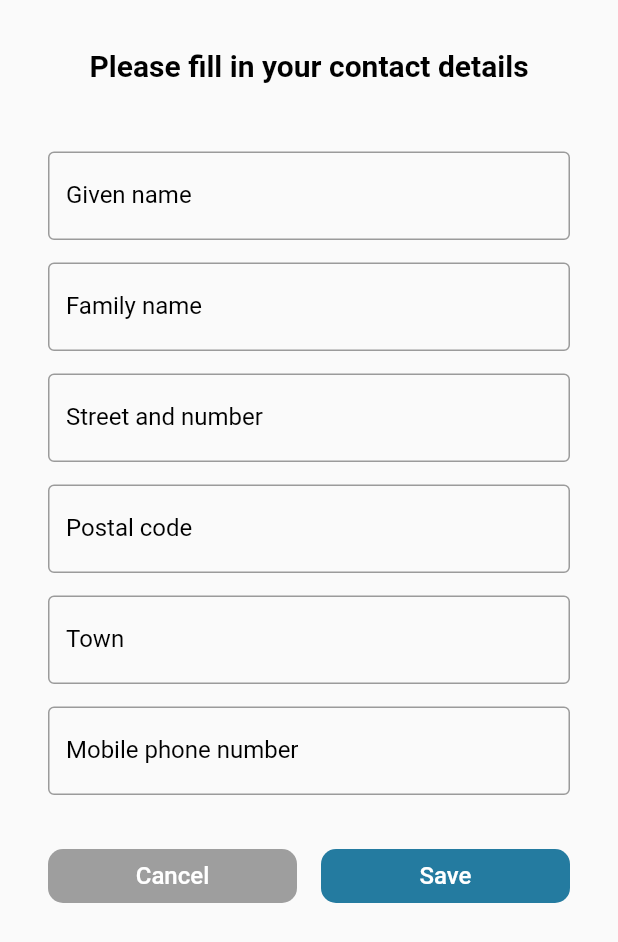
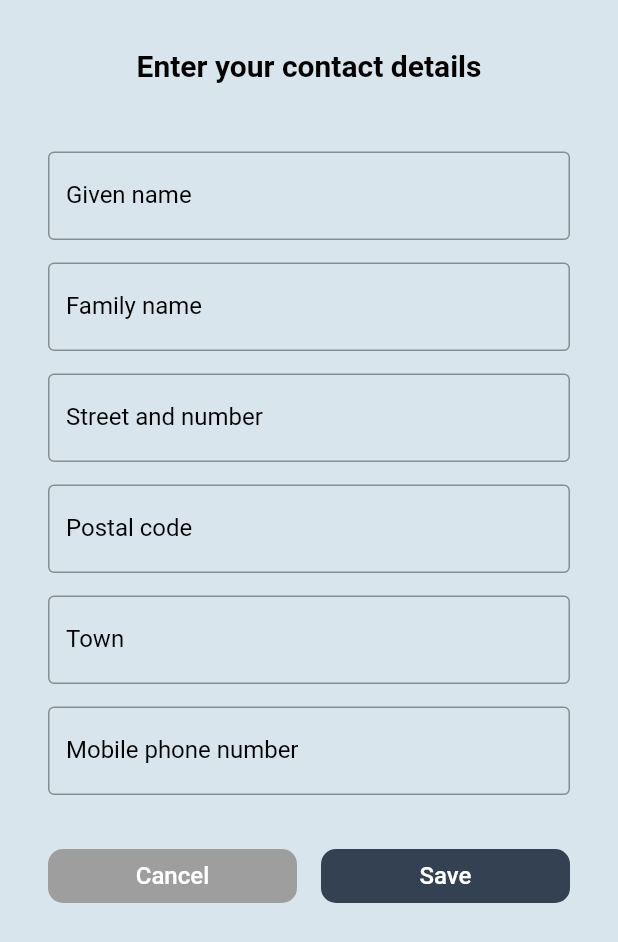
Before and after one commit to v1lling/access-frontend, a Flutter app: the CheckInView screen opened directly, after a tap on "Unknown", on a phone screen of 412 x 824 dp. Shown: the top 942 px of the screen. Run offline on Flutter 3.47's test engine with Material 2 defaults, Android fonts, the phone set to English and light mode, and no system bars; our stand-ins replace equatable, firebase_dynamic_links, flutter_datetime_picker, flutter_phoenix, get_it, shared_preferences and 4 more; missing offline and left inert: animated_check, flutter_nfc_plugin; accounts and stored records are empty; generated files the repository leaves out were written again; Roboto replaces fonts that are missing (Montserrat).

Commit message:
Design improvements

```diff
--- a/lib/l10n/app_de.arb
+++ b/lib/l10n/app_de.arb
@@ -16,6 +16,7 @@
     "cancel": "Abbrechen",
 
     "checkin": "Check-In",
-    "checkout_time": "Anwesend bis:"
+    "checkout_time": "Anwesend bis:",
+    "checkedin": "Checked In"
 
 }
--- a/lib/l10n/app_en.arb
+++ b/lib/l10n/app_en.arb
@@ -1,7 +1,7 @@
 {
     "landing": "Tap to Scan",
 
-    "userinfo_headline": "Please fill in your contact details",
+    "userinfo_headline": "Enter your contact details",
 
     "userinfo": "Contact details:",
     "givenname": "Given name",
@@ -16,7 +16,7 @@
     "cancel": "Cancel",
 
     "checkin": "Check-In",
-    "checkout_time": "Present until:"
-
+    "checkout_time": "Present until:",
+    "checkedin": "Checked In"
 
 }
--- a/lib/services/theme_service.dart
+++ b/lib/services/theme_service.dart
@@ -39,8 +39,10 @@ class ThemeService extends ChangeNotifier {
   static final ThemeData darkTheme = ThemeData.dark();
 
   static final ThemeData lightTheme = ThemeData.light().copyWith(
-    primaryColor: Color(0xff247ba0),
-    highlightColor: Colors.green, //Color(0xff02c39a),
+    primaryColor: Colors.white,
+    canvasColor: Color(0xff334152), //Color(0xff009b91),
+    highlightColor: Color(0xff009b91),
+    scaffoldBackgroundColor: Color(0xffd9e5ec),
     textTheme: TextTheme(
         button: const TextStyle(
             fontSize: 16, fontFamily: 'Montserrat', color: Colors.white),
--- a/lib/ui/views/checkin/checkin_view.dart
+++ b/lib/ui/views/checkin/checkin_view.dart
@@ -1,24 +1,43 @@
 import 'package:access/ui/views/checkin/checkin_viewmodel.dart';
+import 'package:animated_check/animated_check.dart';
 import 'package:flutter/material.dart';
 import 'package:intl/intl.dart';
 import 'package:stacked/stacked.dart';
 import 'package:flutter_gen/gen_l10n/app_localizations.dart';
 
-class CheckInView extends StatelessWidget {
-  CheckInView({this.roomId});
+class CheckInView extends StatefulWidget {
+  final String? roomId;
+  CheckInView({String? roomId}) : roomId = roomId;
+  @override
+  _CheckInViewState createState() => new _CheckInViewState(roomId);
+}
+
+class _CheckInViewState extends State<CheckInView>
+    with SingleTickerProviderStateMixin {
+  _CheckInViewState(this.roomId);
 
   final String? roomId;
+  late Animation<double> _animation = new Tween<double>(begin: 0, end: 1)
+      .animate(new CurvedAnimation(
+          parent: _animationController, curve: Curves.easeInOutCirc));
+  late AnimationController _animationController =
+      _animationController = AnimationController(
+    duration: Duration(seconds: 1),
+    vsync: this,
+  );
+
   @override
   Widget build(BuildContext context) {
     Size size = MediaQuery.of(context).size;
-
+    _animation = new Tween<double>(begin: 0, end: 1).animate(
+        new CurvedAnimation(
+            parent: _animationController, curve: Curves.easeInOutCirc));
     return ViewModelBuilder<CheckInViewModel>.reactive(
         builder: (BuildContext context, CheckInViewModel model,
                 Widget? child) =>
             Scaffold(
               body: SafeArea(
                 child: Container(
-                  color: Theme.of(context).highlightColor,
                   child: Column(
                     mainAxisAlignment: MainAxisAlignment.start,
                     mainAxisSize: MainAxisSize.max,
@@ -48,23 +67,26 @@ class CheckInView extends StatelessWidget {
                           )),
                       Expanded(
                         child: Container(
+                          alignment: Alignment.center,
                           width: size.width,
                           padding: const EdgeInsets.only(
                               top: 16, bottom: 32, left: 24, right: 24),
-                          decoration: BoxDecoration(
+                          /*decoration: BoxDecoration(
                             color: Colors.white,
-                            /*
+
                               borderRadius: BorderRadius.only(
                                   topRight: Radius.circular(36),
-                                  topLeft: Radius.circular(36))*/
-                          ),
-                          child: Column(
+                                  topLeft: Radius.circular(36))
+                          ),*/
+                          child: !model.isCheckedIn! && !model.isLoading!
+                              ? Column(
                                   mainAxisAlignment: MainAxisAlignment.center,
                                   mainAxisSize: MainAxisSize.max,
                                   children: [
                                     Expanded(
                                       child: Column(
-                                  mainAxisAlignment: MainAxisAlignment.center,
+                                        mainAxisAlignment:
+                                            MainAxisAlignment.center,
                                         children: [
                                           Row(
                                             mainAxisAlignment:
@@ -80,7 +102,8 @@ class CheckInView extends StatelessWidget {
                                                 style: TextButton.styleFrom(
                                                   minimumSize: Size.zero,
                                                   padding: EdgeInsets.zero,
-                                            tapTargetSize: MaterialTapTargetSize
+                                                  tapTargetSize:
+                                                      MaterialTapTargetSize
                                                           .shrinkWrap,
                                                 ),
                                                 onPressed: () {
@@ -97,7 +120,8 @@ class CheckInView extends StatelessWidget {
                                                         model.userService.user!
                                                                 .givenname ??
                                                             "Unknown",
-                                                  style: Theme.of(context)
+                                                        style: Theme
+                                                                .of(context)
                                                             .textTheme
                                                             .headline1!
                                                             .copyWith(
@@ -106,11 +130,21 @@ class CheckInView extends StatelessWidget {
                                                                             .user!
                                                                             .givenname !=
                                                                         null
-                                                              ? Colors.blue
-                                                              : Colors.red)),
+                                                                    ? Theme.of(
+                                                                            context)
+                                                                        .canvasColor
+                                                                    : Colors
+                                                                        .red)),
                                                     SizedBox(width: 4),
                                                     Icon(Icons.edit,
-                                                  color: Colors.blue)
+                                                        color: model
+                                                                    .userService
+                                                                    .user!
+                                                                    .givenname !=
+                                                                null
+                                                            ? Theme.of(context)
+                                                                .canvasColor
+                                                            : Colors.red)
                                                   ],
                                                 ),
                                               ),
@@ -132,27 +166,33 @@ class CheckInView extends StatelessWidget {
                                                 style: TextButton.styleFrom(
                                                   minimumSize: Size.zero,
                                                   padding: EdgeInsets.zero,
-                                            tapTargetSize: MaterialTapTargetSize
+                                                  tapTargetSize:
+                                                      MaterialTapTargetSize
                                                           .shrinkWrap,
                                                 ),
                                                 onPressed: () {
-                                            model.selectCheckOutTime(context);
+                                                  model.selectCheckOutTime(
+                                                      context);
                                                 },
                                                 child: Row(
                                                   mainAxisAlignment:
                                                       MainAxisAlignment.center,
                                                   children: [
                                                     Text(
-                                                  DateFormat('kk:mm').format(
-                                                      model.checkOutTime!),
+                                                        DateFormat('kk:mm')
+                                                            .format(model
+                                                                .checkOutTime!),
                                                         style: Theme.of(context)
                                                             .textTheme
                                                             .headline1!
                                                             .copyWith(
-                                                          color: Colors.blue)),
+                                                                color: Theme.of(
+                                                                        context)
+                                                                    .canvasColor)),
                                                     SizedBox(width: 4),
                                                     Icon(Icons.edit,
-                                                  color: Colors.blue)
+                                                        color: Theme.of(context)
+                                                            .canvasColor)
                                                   ],
                                                 ),
                                               ),
@@ -175,7 +215,8 @@ class CheckInView extends StatelessWidget {
                                                 children: [
                                                   Icon(Icons.check_circle),
                                                   SizedBox(width: 8),
-                                            Text(AppLocalizations.of(context)!
+                                                  Text(AppLocalizations.of(
+                                                          context)!
                                                       .checkin),
                                                 ],
                                               ),
@@ -186,21 +227,58 @@ class CheckInView extends StatelessWidget {
                                                   backgroundColor: model
                                                           .userService.user!
                                                           .isUserInfoComplete()
-                                                ? MaterialStateProperty.all<
-                                                    Color>(Colors.green)
+                                                      ? MaterialStateProperty.all<Color>(
+                                                          Theme.of(context)
+                                                              .highlightColor)
                                                       : MaterialStateProperty.all<
                                                           Color>(Colors.grey)),
                                               onPressed: model.userService.user!
                                                       .isUserInfoComplete()
-                                            ? model.checkInUser
+                                                  ? () {
+                                                      model.checkInUser(
+                                                          _animationController);
+                                                    }
                                                   : null),
                                         ),
                                       ),
                                     )
                                   ],
+                                )
+                              : Column(
+                                  mainAxisAlignment: MainAxisAlignment.center,
+                                  children: [
+                                    Container(
+                                      decoration: new BoxDecoration(
+                                        color: Colors.transparent,
+                                        shape: BoxShape.circle,
+                                        border: new Border.all(
+                                          color:
+                                              Theme.of(context).highlightColor,
+                                          width: 10,
                                         ),
                                       ),
-                      )
+                                      width: size.width / 2,
+                                      height: size.width / 2,
+                                      alignment: Alignment.center,
+                                      child: model.isLoading!
+                                          ? Container()
+                                          : AnimatedCheck(
+                                              progress: _animation,
+                                              color: Theme.of(context)
+                                                  .highlightColor,
+                                              size: size.width / 2,
+                                            ),
+                                    ),
+                                    SizedBox(height: 30),
+                                    Text(
+                                      AppLocalizations.of(context)!.checkedin,
+                                      style:
+                                          Theme.of(context).textTheme.headline1,
+                                    ),
+                                  ],
+                                ),
+                        ),
+                      ),
                     ],
                   ),
                 ),
--- a/lib/ui/views/userinfo_view.dart/userinfo_view.dart
+++ b/lib/ui/views/userinfo_view.dart/userinfo_view.dart
@@ -63,7 +63,7 @@ class UserInfoView extends StatelessWidget {
                                               .textTheme
                                               .bodyText2,
                                           focusColor:
-                                              Theme.of(context).primaryColor,
+                                              Theme.of(context).canvasColor,
                                           labelText:
                                               AppLocalizations.of(context)!
                                                   .givenname,
@@ -76,7 +76,7 @@ class UserInfoView extends StatelessWidget {
                                           focusedBorder: OutlineInputBorder(
                                             borderSide: BorderSide(
                                                 color: Theme.of(context)
-                                                    .primaryColor),
+                                                    .canvasColor),
                                           ),
                                         ),
                                         validator: (value) {
@@ -99,7 +99,7 @@ class UserInfoView extends StatelessWidget {
                                             .bodyText1,
                                         decoration: InputDecoration(
                                           focusColor:
-                                              Theme.of(context).primaryColor,
+                                              Theme.of(context).canvasColor,
                                           labelText:
                                               AppLocalizations.of(context)!
                                                   .familyname,
@@ -112,7 +112,7 @@ class UserInfoView extends StatelessWidget {
                                           focusedBorder: OutlineInputBorder(
                                             borderSide: BorderSide(
                                                 color: Theme.of(context)
-                                                    .primaryColor),
+                                                    .canvasColor),
                                           ),
                                         ),
                                         validator: (value) {
@@ -135,7 +135,7 @@ class UserInfoView extends StatelessWidget {
                                             .bodyText1,
                                         decoration: InputDecoration(
                                           focusColor:
-                                              Theme.of(context).primaryColor,
+                                              Theme.of(context).canvasColor,
                                           labelText:
                                               AppLocalizations.of(context)!
                                                   .street,
@@ -148,7 +148,7 @@ class UserInfoView extends StatelessWidget {
                                           focusedBorder: OutlineInputBorder(
                                             borderSide: BorderSide(
                                                 color: Theme.of(context)
-                                                    .primaryColor),
+                                                    .canvasColor),
                                           ),
                                         ),
                                         validator: (value) {
@@ -171,7 +171,7 @@ class UserInfoView extends StatelessWidget {
                                             .bodyText1,
                                         decoration: InputDecoration(
                                           focusColor:
-                                              Theme.of(context).primaryColor,
+                                              Theme.of(context).canvasColor,
                                           labelText:
                                               AppLocalizations.of(context)!
                                                   .postalcode,
@@ -184,7 +184,7 @@ class UserInfoView extends StatelessWidget {
                                           focusedBorder: OutlineInputBorder(
                                             borderSide: BorderSide(
                                                 color: Theme.of(context)
-                                                    .primaryColor),
+                                                    .canvasColor),
                                           ),
                                         ),
                                         validator: (value) {
@@ -207,7 +207,7 @@ class UserInfoView extends StatelessWidget {
                                             .bodyText1,
                                         decoration: InputDecoration(
                                           focusColor:
-                                              Theme.of(context).primaryColor,
+                                              Theme.of(context).canvasColor,
                                           labelText:
                                               AppLocalizations.of(context)!
                                                   .town,
@@ -220,7 +220,7 @@ class UserInfoView extends StatelessWidget {
                                           focusedBorder: OutlineInputBorder(
                                             borderSide: BorderSide(
                                                 color: Theme.of(context)
-                                                    .primaryColor),
+                                                    .canvasColor),
                                           ),
                                         ),
                                         validator: (value) {
@@ -244,7 +244,7 @@ class UserInfoView extends StatelessWidget {
                                             TextCapitalization.words,
                                         decoration: InputDecoration(
                                           focusColor:
-                                              Theme.of(context).primaryColor,
+                                              Theme.of(context).canvasColor,
                                           labelText:
                                               AppLocalizations.of(context)!
                                                   .mobilenumber,
@@ -257,7 +257,7 @@ class UserInfoView extends StatelessWidget {
                                           focusedBorder: OutlineInputBorder(
                                             borderSide: BorderSide(
                                                 color: Theme.of(context)
-                                                    .primaryColor),
+                                                    .canvasColor),
                                           ),
                                         ),
                                         validator: (value) {
@@ -303,7 +303,7 @@ class UserInfoView extends StatelessWidget {
                                                       MaterialStateProperty.all<
                                                               Color>(
                                                           Theme.of(context)
-                                                              .primaryColor),
+                                                              .canvasColor),
                                                 ),
                                                 child: Text(AppLocalizations.of(
                                                         context)!
--- a/pubspec.yaml
+++ b/pubspec.yaml
@@ -61,6 +61,8 @@ dependencies:
   flutter_html: ^2.1.5
   flutter_datetime_picker: ^1.5.1
   flutter_nfc_plugin: ^0.0.7
+  animated_check: ^1.0.5
+  vibration: ^1.7.3
 
 dev_dependencies:
   build_runner: ^2.0.4
```
Also changed, not shown: lib/models/checkin_object.dart (added, +50 -0 lines), lib/services/access_backend_service.dart (+8 -7 lines), lib/ui/views/checkin/checkin_viewmodel.dart (+14 -2 lines), lib/ui/views/landing/landing_view.dart (+15 -6 lines), pubspec.lock, 1 other file. Lines whose indentation alone changed are shown as unchanged.
